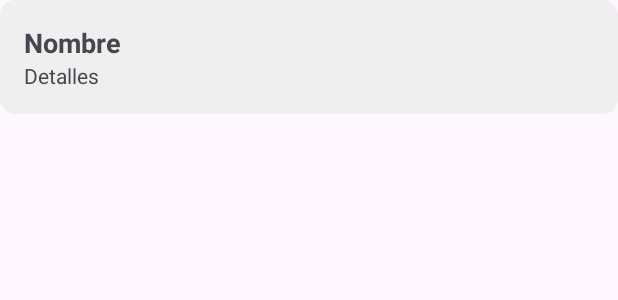
After one commit to MariaTorres0/Desafio2DSM, an Android app: the layout item_estudiante.xml on its own in the app's theme, with its tools: preview values and no code run, on a phone screen of 412 x 824 dp. The commit adds this screen. Shown: the top 300 px of the screen. Run offline under Robolectric (Android 15) with nearby library versions, the phone set to English and light mode, and no system bars.

Commit message:
Avanzando listado de estudiantes

```diff
--- /dev/null
+++ b/app/src/main/res/drawable/add.xml
@@ -0,0 +1,5 @@
+<vector xmlns:android="http://schemas.android.com/apk/res/android" android:height="30dp" android:tint="#000000" android:viewportHeight="24" android:viewportWidth="24" android:width="30dp">
+
+    <path android:fillColor="@android:color/white" android:pathData="M19,13h-6v6h-2v-6H5v-2h6V5h2v6h6v2z"/>
+
+</vector>
--- /dev/null
+++ b/app/src/main/res/layout/item_estudiante.xml
@@ -0,0 +1,24 @@
+<?xml version="1.0" encoding="utf-8"?>
+<LinearLayout xmlns:android="http://schemas.android.com/apk/res/android"
+    android:layout_width="match_parent"
+    android:layout_height="wrap_content"
+    android:orientation="vertical"
+    android:padding="16dp"
+    android:background="@drawable/rounded_input">
+
+    <TextView
+        android:id="@+id/txtNombre"
+        android:layout_width="wrap_content"
+        android:layout_height="wrap_content"
+        android:text="Nombre"
+        android:textSize="18sp"
+        android:textStyle="bold"/>
+
+    <TextView
+        android:id="@+id/txtDetalle"
+        android:layout_width="wrap_content"
+        android:layout_height="wrap_content"
+        android:text="Detalles"
+        android:textSize="14sp"/>
+
+</LinearLayout>
```
Also changed, not shown: app/src/main/java/com/example/desafios2dsm/ListadoActivity.kt (+40 -4 lines), app/src/main/java/com/example/desafios2dsm/adaptadores/AdaptadorEstudiante.kt (added, +36 -0 lines), app/src/main/res/layout/activity_listado.xml (+20 -11 lines).
